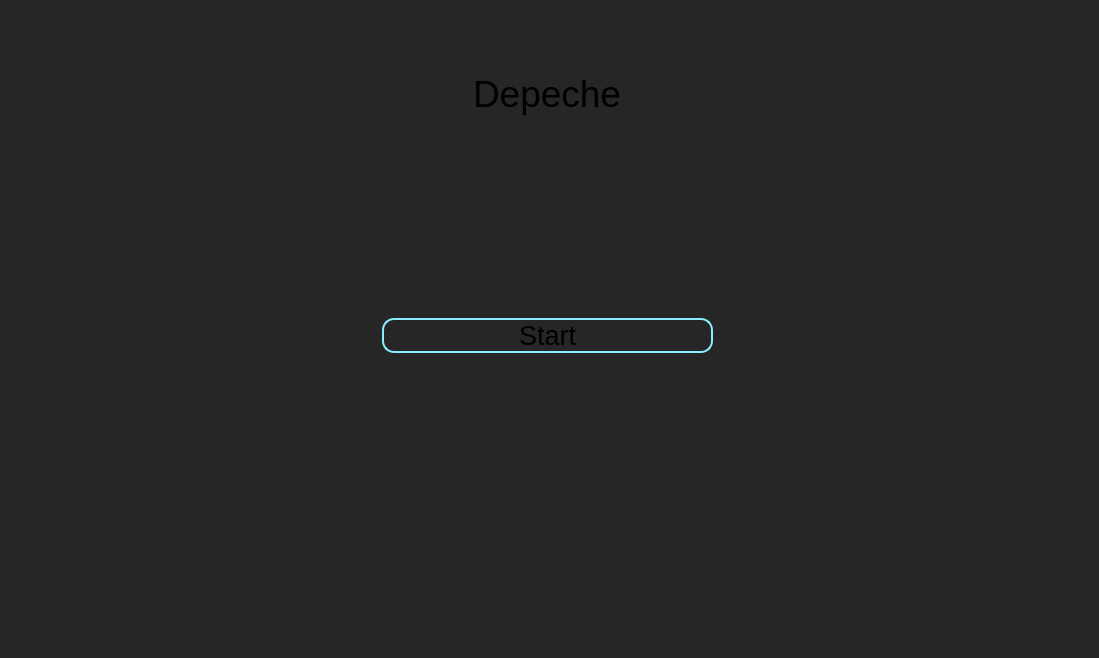
cpp-park-vk-education/2022_2_oldB, file Client/Client/mainwindow.ui: the form before one commit.
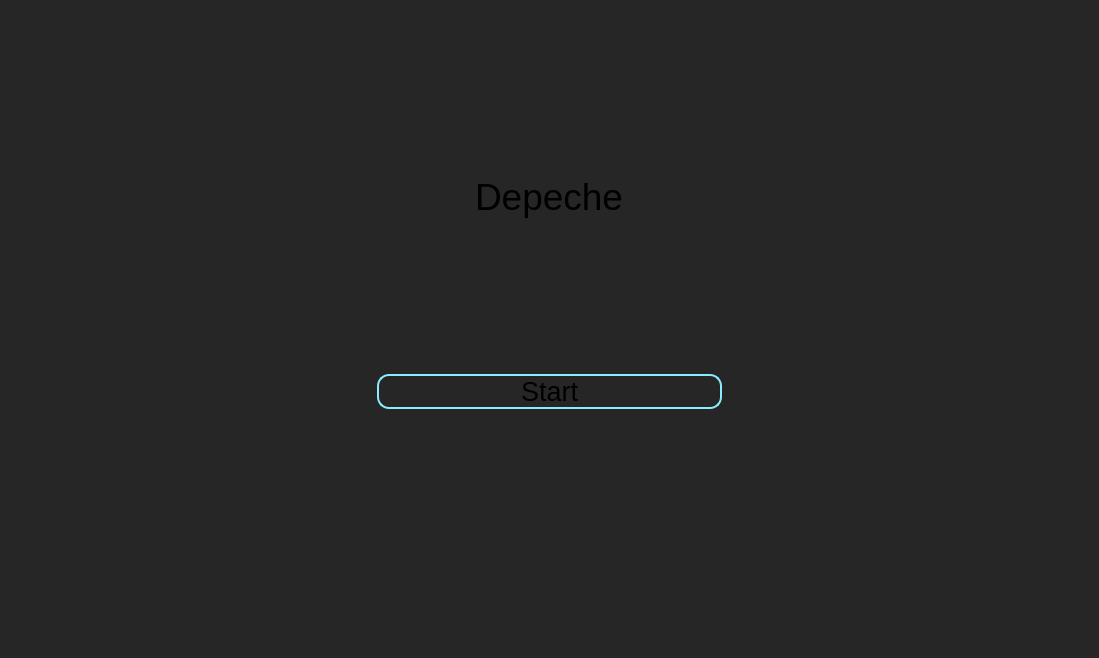
The form after the commit.

Patch:
```diff
--- a/Client/Client/mainwindow.ui
+++ b/Client/Client/mainwindow.ui
@@ -20,8 +20,8 @@
    <property name="styleSheet">
     <string notr="true">background-color: #262626</string>
    </property>
-   <layout class="QGridLayout" name="gridLayout">
-    <item row="0" column="2">
+   <layout class="QVBoxLayout" name="verticalLayout">
+    <item>
      <widget class="QStackedWidget" name="stackedWidget">
       <property name="sizePolicy">
        <sizepolicy hsizetype="Preferred" vsizetype="Preferred">
@@ -43,33 +43,39 @@
         <bool>false</bool>
        </property>
        <layout class="QGridLayout" name="gridLayout_5">
-        <item row="0" column="0">
-         <spacer name="horizontalSpacer">
-          <property name="orientation">
-           <enum>Qt::Horizontal</enum>
-          </property>
-          <property name="sizeHint" stdset="0">
-           <size>
-            <width>297</width>
-            <height>20</height>
-           </size>
-          </property>
-         </spacer>
-        </item>
         <item row="0" column="3">
          <spacer name="horizontalSpacer_2">
           <property name="orientation">
            <enum>Qt::Horizontal</enum>
           </property>
+          <property name="sizeType">
+           <enum>QSizePolicy::Fixed</enum>
+          </property>
           <property name="sizeHint" stdset="0">
            <size>
-            <width>297</width>
+            <width>30</width>
             <height>20</height>
            </size>
           </property>
          </spacer>
         </item>
-        <item row="0" column="1">
+        <item row="0" column="0">
+         <spacer name="horizontalSpacer">
+          <property name="orientation">
+           <enum>Qt::Horizontal</enum>
+          </property>
+          <property name="sizeType">
+           <enum>QSizePolicy::Fixed</enum>
+          </property>
+          <property name="sizeHint" stdset="0">
+           <size>
+            <width>30</width>
+            <height>20</height>
+           </size>
+          </property>
+         </spacer>
+        </item>
+        <item row="0" column="2">
          <widget class="QStackedWidget" name="stackedWidget_2">
           <property name="styleSheet">
            <string notr="true"/>
@@ -78,30 +84,52 @@
            <number>0</number>
           </property>
           <widget class="QWidget" name="page_1">
-           <widget class="QLabel" name="appLogo">
-            <property name="geometry">
-             <rect>
-              <x>101</x>
-              <y>55</y>
-              <width>149</width>
-              <height>43</height>
-             </rect>
-            </property>
-            <property name="text">
-             <string>&lt;html&gt;&lt;head/&gt;&lt;body&gt;&lt;p&gt;&lt;span style=&quot; font-size:28pt;&quot;&gt;Depeche&lt;/span&gt;&lt;/p&gt;&lt;/body&gt;&lt;/html&gt;</string>
-            </property>
-           </widget>
-           <widget class="QPushButton" name="startButton">
-            <property name="geometry">
-             <rect>
-              <x>10</x>
-              <y>300</y>
-              <width>331</width>
-              <height>35</height>
-             </rect>
-            </property>
-            <property name="styleSheet">
-             <string notr="true">QPushButton { 
+           <layout class="QGridLayout" name="gridLayout">
+            <item row="0" column="0">
+             <layout class="QGridLayout" name="gridLayout_2">
+              <item row="2" column="1">
+               <spacer name="verticalSpacer">
+                <property name="orientation">
+                 <enum>Qt::Vertical</enum>
+                </property>
+                <property name="sizeType">
+                 <enum>QSizePolicy::Preferred</enum>
+                </property>
+                <property name="sizeHint" stdset="0">
+                 <size>
+                  <width>20</width>
+                  <height>200</height>
+                 </size>
+                </property>
+               </spacer>
+              </item>
+              <item row="1" column="2">
+               <spacer name="horizontalSpacer_3">
+                <property name="orientation">
+                 <enum>Qt::Horizontal</enum>
+                </property>
+                <property name="sizeType">
+                 <enum>QSizePolicy::Fixed</enum>
+                </property>
+                <property name="sizeHint" stdset="0">
+                 <size>
+                  <width>320</width>
+                  <height>20</height>
+                 </size>
+                </property>
+               </spacer>
+              </item>
+              <item row="0" column="1" alignment="Qt::AlignHCenter|Qt::AlignVCenter">
+               <widget class="QLabel" name="appLogo">
+                <property name="text">
+                 <string>&lt;html&gt;&lt;head/&gt;&lt;body&gt;&lt;p&gt;&lt;span style=&quot; font-size:28pt;&quot;&gt;Depeche&lt;/span&gt;&lt;/p&gt;&lt;/body&gt;&lt;/html&gt;</string>
+                </property>
+               </widget>
+              </item>
+              <item row="1" column="1">
+               <widget class="QPushButton" name="startButton">
+                <property name="styleSheet">
+                 <string notr="true">QPushButton { 
 font: 20pt;
 border: 2px solid #8aecff;
 border-radius: 12px;
@@ -110,11 +138,31 @@
 QPushButton:hover {
 background-color: #525252;
 }</string>
-            </property>
-            <property name="text">
-             <string>Start</string>
-            </property>
-           </widget>
+                </property>
+                <property name="text">
+                 <string>Start</string>
+                </property>
+               </widget>
+              </item>
+              <item row="1" column="0">
+               <spacer name="horizontalSpacer_4">
+                <property name="orientation">
+                 <enum>Qt::Horizontal</enum>
+                </property>
+                <property name="sizeType">
+                 <enum>QSizePolicy::Fixed</enum>
+                </property>
+                <property name="sizeHint" stdset="0">
+                 <size>
+                  <width>320</width>
+                  <height>20</height>
+                 </size>
+                </property>
+               </spacer>
+              </item>
+             </layout>
+            </item>
+           </layout>
           </widget>
           <widget class="QWidget" name="page_3">
            <widget class="QPushButton" name="loginButton">
```
